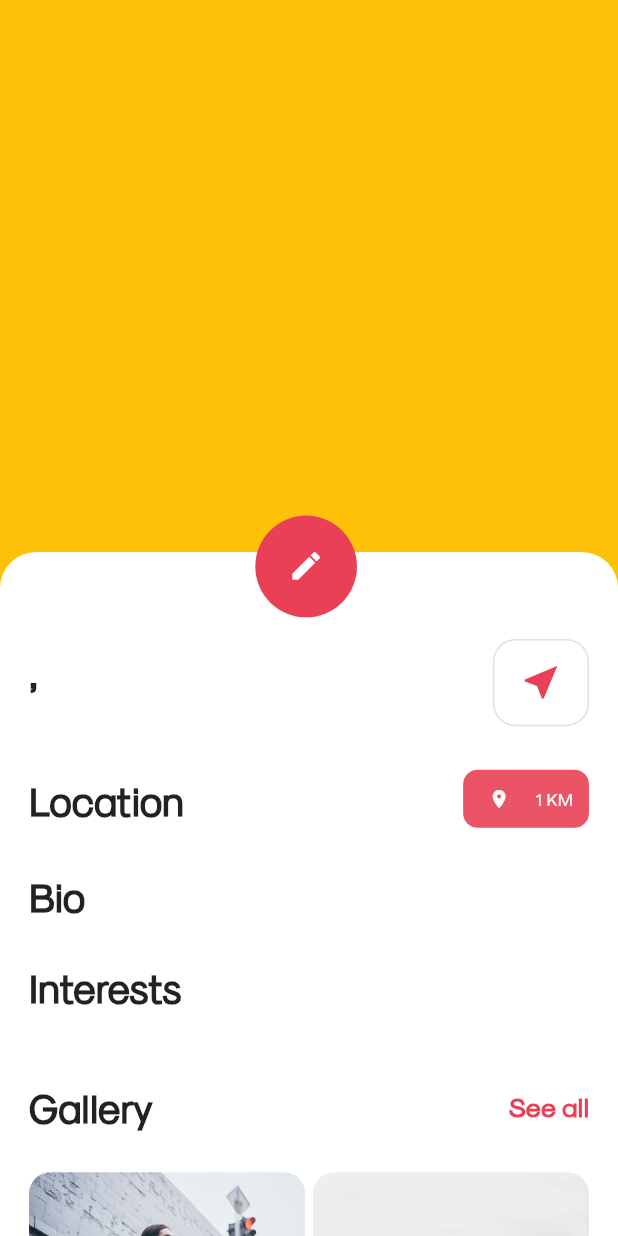
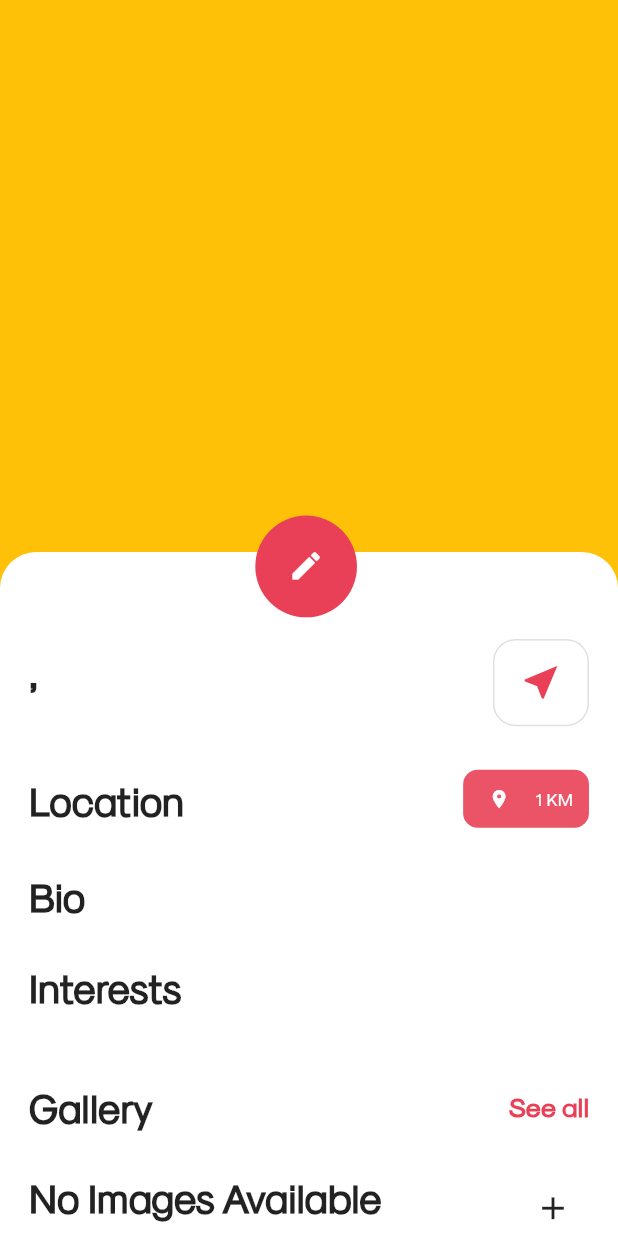
Before and after one commit to premkhandelwal/datingApp, a Flutter app: the ProfilePage screen opened directly, on a phone screen of 412 x 824 dp. Run offline on Flutter 3.47's test engine with Material 2 defaults, Android fonts, the phone set to English and light mode, and no system bars; our stand-ins replace bloc, carousel_slider, cloud_firestore, email_validator, firebase_auth, firebase_core and 11 more; missing offline and left inert: country_pickers; accounts and stored records are empty.

Commit message:
Removed loading error of profile screen and partially completed uploading user images

```diff
--- a/lib/dummy_content/dummy_content.dart
+++ b/lib/dummy_content/dummy_content.dart
@@ -10,7 +10,7 @@ List<String> sampleImages = [
   'assets/images/sample_images/sample_image_7.png',
   'assets/images/sample_images/sample_image_8.png',
   'assets/images/sample_images/sample_image_9.png',
-  'assets/images/sample_images/sample_image_10.png',
+  // 'assets/images/sample_images/sample_image_10.png',
 ];
 List<String> name = [
   'Rudi Randolph',
--- a/lib/logic/bloc/profileDetails/profiledetails_event.dart
+++ b/lib/logic/bloc/profileDetails/profiledetails_event.dart
@@ -59,3 +59,10 @@ class FetchUserInfoEvent extends ProfiledetailsEvent {
 }
 
 class FetchLocInfoEvent extends ProfiledetailsEvent {}
+
+class AddUserImages extends ProfiledetailsEvent {
+  final List<File> images;
+  AddUserImages({
+    required this.images,
+  });
+}
--- a/lib/logic/bloc/profileDetails/profiledetails_state.dart
+++ b/lib/logic/bloc/profileDetails/profiledetails_state.dart
@@ -44,7 +44,7 @@ class ShowMoreState extends ProfiledetailsState {
   });
 }
 
-class FetchingUserInfoState extends ProfiledetailsState{}
+class FetchingUserInfoState extends ProfiledetailsState {}
 
 class FetchedUserInfoState extends ProfiledetailsState {
   final CurrentUser currentUser;
@@ -53,10 +53,26 @@ class FetchedUserInfoState extends ProfiledetailsState {
   });
 }
 
-class FailedtoFetchUserInfoState extends ProfiledetailsState{}
+class FailedtoFetchUserInfoState extends ProfiledetailsState {}
 
-class FetchingUserLocInfoState extends ProfiledetailsState{}
+class FetchingUserLocInfoState extends ProfiledetailsState {}
 
-class FetchedUserLocInfoState extends ProfiledetailsState{}
+class FetchedUserLocInfoState extends ProfiledetailsState {}
 
-class FailedtoFetchLocInfoState extends ProfiledetailsState{}
+class FailedtoFetchLocInfoState extends ProfiledetailsState {}
+
+class AddingUserImages extends ProfiledetailsState {}
+
+class AddedUserImages extends ProfiledetailsState {
+  final List<File> images;
+  AddedUserImages({
+    required this.images,
+  });
+}
+
+class FailedtoAddUserImages extends ProfiledetailsState {
+  final Object exceptionMessage;
+  FailedtoAddUserImages({
+    required this.exceptionMessage,
+  });
+}
--- a/lib/logic/data/user.dart
+++ b/lib/logic/data/user.dart
@@ -20,6 +20,7 @@ class CurrentUser {
   User? firebaseUser;
   List<String>? interests;
   Map<String, num>? locationCoordinates; //{Latitude:0,Longitude:0}
+  List<File>? images = [];
   CurrentUser(
       {this.uid,
       this.name,
@@ -35,7 +36,9 @@ class CurrentUser {
       this.firebaseUser,
       this.imageDownloadUrl,
       this.locationCoordinates,
-      this.interests});
+      this.interests,
+      this.images
+      });
 
   factory CurrentUser.fromMap(Map<String, dynamic> map) {
     // int interestedIn = map['interestedin'];
@@ -72,22 +75,25 @@ class CurrentUser {
 
   static Future<List<CurrentUser>> toCurrentList(
       List<QueryDocumentSnapshot<Map<String, dynamic>>> snapshots) async {
-    List<CurrentUser> users = [];
+    List<CurrentUser> usersList = [];
     for (var snapshot in snapshots) {
-      users.add(CurrentUser.fromMap(snapshot.data()));
-      users[users.length - 1].uid = snapshot.id;
+      usersList.add(CurrentUser.fromMap(snapshot.data()));
+
+      usersList[usersList.length - 1].uid = snapshot.id;
+
       if (snapshot.data()["profileImageUrl"] != null) {
-        users[users.length - 1].image =
+        usersList[usersList.length - 1].image =
             await urlToFile(snapshot.data()["profileImageUrl"], snapshot.id);
       }
+
       if (snapshot.data()["locationCoordinates"] != null) {
         Map<String, num> locationCoordainates =
             Map<String, num>.from(snapshot.data()["locationCoordinates"]);
-        users[users.length - 1].location =
+        usersList[usersList.length - 1].location =
             await coordinatestoLoc(locationCoordainates);
       }
     }
-    return users;
+    return usersList;
   }
 
   factory CurrentUser.fromJson(String source) =>
--- a/lib/logic/providers/profileDetailsProvider.dart
+++ b/lib/logic/providers/profileDetailsProvider.dart
@@ -1,3 +1,5 @@
+import 'dart:io';
+
 import 'package:cloud_firestore/cloud_firestore.dart';
 import 'package:dating_app/const/app_const.dart';
 import 'package:dating_app/const/shared_objects.dart';
@@ -7,6 +9,7 @@ import 'package:firebase_storage/firebase_storage.dart';
 abstract class BaseProfileDetailProvider {
   Future<void> updateUserInfo(CurrentUser user);
   Future<void> submitUserInfo(CurrentUser user);
+  Future<void> uploadImages(List<File> images);
 }
 
 class ProfileDetailsProvider extends BaseProfileDetailProvider {
@@ -100,7 +103,6 @@ class ProfileDetailsProvider extends BaseProfileDetailProvider {
           "interests": user.interests,
           "profileImageUrl": null,
           "lastLogin": DateTime.now()
-
         });
         await dataLessCollection
             .doc(SharedObjects.prefs?.getString(SessionConstants.sessionUid))
@@ -110,4 +112,28 @@ class ProfileDetailsProvider extends BaseProfileDetailProvider {
       throw Exception(e);
     }
   }
+
+  @override
+  Future<void> uploadImages(List<File> images) async {
+    try {
+      if (images.isEmpty) return null;
+      List<String> _downloadUrls = [];
+      for (var i = 0; i < images.length; i++) {
+        Reference ref = storage.ref(images[i].path).child(
+            "userImages/${SharedObjects.prefs?.getString(SessionConstants.sessionUid)}/${i + 1}");
+        final UploadTask uploadTask = ref.putFile(images[i]);
+        // final TaskSnapshot taskSnapshot =
+        await uploadTask.whenComplete(() async {
+          final url = await ref.getDownloadURL();
+          _downloadUrls.add(url);
+        });
       }
+
+      await collection
+          .doc(SharedObjects.prefs?.getString(SessionConstants.sessionUid))
+          .update({"imagesUrl": FieldValue.arrayUnion(_downloadUrls)});
+    } catch (e) {
+      throw Exception(e);
+    }
+  }
+}
--- a/lib/logic/providers/userActivityProvider.dart
+++ b/lib/logic/providers/userActivityProvider.dart
@@ -6,7 +6,6 @@ import 'package:dating_app/logic/data/user.dart';
 import 'package:firebase_storage/firebase_storage.dart';
 import 'package:geocoding/geocoding.dart';
 import 'package:geolocator/geolocator.dart';
-
 
 abstract class BaseUserActivityProvider {
   Future<void> userLiked(String likedUserUID);
@@ -204,11 +203,22 @@ class UserActivityProvider extends BaseUserActivityProvider {
           .get();
       if (doc.exists && doc.data() != null) {
         Map<String, dynamic> dataMap = doc.data()!;
+        String? uid =
+            SharedObjects.prefs?.getString(SessionConstants.sessionUid);
         user = CurrentUser.fromMap(dataMap);
         user.image = doc.data()!["profileImageUrl"] != null
-            ? await urlToFile(doc.data()!["profileImageUrl"],
-                SharedObjects.prefs?.getString(SessionConstants.sessionUid))
+            ? await urlToFile(doc.data()!["profileImageUrl"], uid)
             : null;
+        if (doc.data()!["imagesUrl"] != null) {
+          List imageUrls = doc.data()!["imagesUrl"];
+          for (var i = 0; i < imageUrls.length; i++) {
+            if (user.images == null) {
+              user.images = [];
+            }
+            user.images!
+                .add(await urlToFile(imageUrls[i], uid! + (i + 1).toString()));
+          }
+        }
       }
       user.locationCoordinates = locationCoordinates;
       user.location = await coordinatestoLoc(locationCoordinates);
--- a/lib/logic/repositories/profileDetailsRepo.dart
+++ b/lib/logic/repositories/profileDetailsRepo.dart
@@ -1,3 +1,5 @@
+import 'dart:io';
+
 import 'package:dating_app/logic/data/user.dart';
 import 'package:dating_app/logic/providers/profileDetailsProvider.dart';
 import 'package:dating_app/logic/providers/userActivityProvider.dart';
@@ -18,6 +20,8 @@ class ProfileDetailsRepository extends BaseRepository {
       profileDetailsProvider.submitUserInfo(user);
   Future<Map<String, num>> fetchLocInfo() => userActivityProvider.fetchLocationInfo();
   Future<CurrentUser> fetchUserInfo(Map<String, num> locationCoordinates) => userActivityProvider.fetchUserInfo(locationCoordinates);
+  Future<void> uploadImages(List<File> images) => profileDetailsProvider.uploadImages(images);
+
 
   @override
   void dispose() {}
--- a/lib/screens/home_page/profile_screen.dart
+++ b/lib/screens/home_page/profile_screen.dart
@@ -1,14 +1,14 @@
+import 'dart:io';
 import 'dart:math';
 import 'package:dating_app/logic/bloc/profileDetails/profiledetails_bloc.dart';
-import 'package:dating_app/logic/bloc/userActivity/useractivity_bloc.dart';
 import 'package:dating_app/logic/data/user.dart';
 import 'package:flutter_bloc/flutter_bloc.dart';
 import 'package:dating_app/const/app_const.dart';
-import 'package:dating_app/dummy_content/dummy_content.dart';
 import 'package:dating_app/screens/home_page/widget/edit_profile_screen.dart';
 import 'package:dating_app/widgets/buttons/common_button.dart';
 import 'package:flutter/material.dart';
 import 'package:flutter_screenutil/flutter_screenutil.dart';
+import 'package:image_picker/image_picker.dart';
 
 class ProfilePage extends StatefulWidget {
   ProfilePage({Key? key}) : super(key: key);
@@ -26,8 +26,12 @@ class _ProfilePageState extends State<ProfilePage> {
   void initState() {
     super.initState();
     profiledetailsBloc = BlocProvider.of<ProfiledetailsBloc>(context);
-    if (SessionConstants.sessionUser != CurrentUser()) {
+    if (SessionConstants.sessionUser.locationCoordinates == null) {
       profiledetailsBloc.add(FetchLocInfoEvent());
+    } else if (SessionConstants.sessionUser == CurrentUser()) {
+      profiledetailsBloc.add(FetchUserInfoEvent(
+          locationCoordinates:
+              SessionConstants.sessionUser.locationCoordinates!));
     }
     _currentUser = SessionConstants.sessionUser;
   }
@@ -36,6 +40,20 @@ class _ProfilePageState extends State<ProfilePage> {
   bool isScrolling = false;
   bool showMoreBio = true;
   bool showMoreInterests = true;
+
+  List<File> _pickedImages = [];
+
+  Future<File?> _addImage() async {
+    final picker = ImagePicker();
+    final pickedFiles = await picker.pickMultiImage();
+    if (pickedFiles != null) {
+      pickedFiles.forEach((image) {
+        _pickedImages.add(File(image.path));
+      });
+      profiledetailsBloc.add(AddUserImages(images: _pickedImages));
+    }
+    return null;
+  }
 
   @override
   Widget build(BuildContext context) {
@@ -60,32 +78,32 @@ class _ProfilePageState extends State<ProfilePage> {
             showMoreInterests = state.isInterests;
           } else if (state is FetchedUserInfoState) {
             _currentUser = state.currentUser;
+          } else if (state is AddedUserImages) {
+            SessionConstants.sessionUser.images = state.images;
+            _currentUser = SessionConstants.sessionUser;
+          }else if(state is FailedtoAddUserImages){
+            showDialog(
+            context: context,
+            builder: (ctx) => AlertDialog(
+              title: Text('Error'),
+              content: Text(
+                state.exceptionMessage.toString()
+              ),
+              actions: [
+                ElevatedButton(
+                onPressed: () {
+                  Navigator.pop(ctx);
+                },
+                child: Text('Ok')),
+              ],
+              ));
           }
         },
         builder: (context, state) {
-          /*  if (state is InfoState) {
-            return Center(
-                child: CircularProgressIndicator(
-              color: Colors.pink,
-            ));
-          } */
-
-          final userActivitystate = context.watch<UseractivityBloc>().state;
-
-          if (userActivitystate is FetchingAllUsersState ||
-              userActivitystate is FetchingInfoState ||
-              userActivitystate is ApplyingFilters ||
-              state is UpdatingInfoState ||
-              state is FetchingUserInfoState ||
-              state is FetchingUserLocInfoState) {
+          if (state is FetchingUserInfoState ||
+              state is FetchingUserLocInfoState ||
+              state is AddingUserImages) {
             return Center(child: CircularProgressIndicator());
-          } else if (userActivitystate is FetchedInfoState ||
-              userActivitystate is FetchedAllUserswithFiltersState ||
-              userActivitystate is UpdatedLocInfoState ||
-              state is AppliedFiltersState) {
-            _currentUser = SessionConstants.sessionUser;
-          } else if (state is UpdatedInfoState) {
-            _currentUser = state.currentUser;
           }
           return SafeArea(
             child: Container(
@@ -291,9 +309,8 @@ class _ProfilePageState extends State<ProfilePage> {
                                       child: GestureDetector(
                                         onTap: () {
                                           profiledetailsBloc.add(ShowMore(
-                                                  isBio: showMoreBio,
-                                                  isInterests:
-                                                      !showMoreInterests));
+                                              isBio: showMoreBio,
+                                              isInterests: !showMoreInterests));
                                         },
                                         child: Text(
                                           showMoreInterests
@@ -330,8 +347,17 @@ class _ProfilePageState extends State<ProfilePage> {
                                   SizedBox(height: 30.h),
                                   Container(
                                     height: 400.h,
-                                    child: GridView.builder(
-                                      itemCount: sampleImages.length,
+                                    child: _currentUser.images == null ? Row(
+                                      crossAxisAlignment: CrossAxisAlignment.start,
+                                      children: [
+                                        Text("No Images Available"),
+                                        Spacer(),
+                                        IconButton(icon: Icon(Icons.add,size: 25),onPressed: _addImage,)
+                                      ],
+                                    ):GridView.builder(
+                                      itemCount: _currentUser.images!.length < 10
+                                          ? _currentUser.images!.length + 1
+                                          : _currentUser.images!.length,
                                       gridDelegate:
                                           SliverGridDelegateWithFixedCrossAxisCount(
                                               crossAxisCount: 2,
@@ -343,11 +369,24 @@ class _ProfilePageState extends State<ProfilePage> {
                                         return ClipRRect(
                                             borderRadius:
                                                 BorderRadius.circular(15.r),
-                                            child: Image.asset(
-                                              sampleImages[index],
-                                              fit: BoxFit.fitWidth,
-                                              alignment: Alignment.topCenter,
-                                            ));
+                                            child: _currentUser.images!.length < 10 &&
+                                                    index == _currentUser.images!.length
+                                                ? GestureDetector(
+                                                    onTap: _addImage,
+                                                    child: Container(
+                                                      color: Colors.grey,
+                                                      child: Icon(
+                                                        Icons.add,
+                                                        size: 40,
+                                                      ),
+                                                    ),
+                                                  )
+                                                : Image.file(
+                                                    _currentUser.images![index],
+                                                    fit: BoxFit.fitWidth,
+                                                    alignment:
+                                                        Alignment.topCenter,
+                                                  ));
                                       },
                                     ),
                                   ),
```
Also changed, not shown: lib/logic/bloc/profileDetails/profiledetails_bloc.dart (+18 -5 lines). Lines whose indentation alone changed are shown as unchanged.
